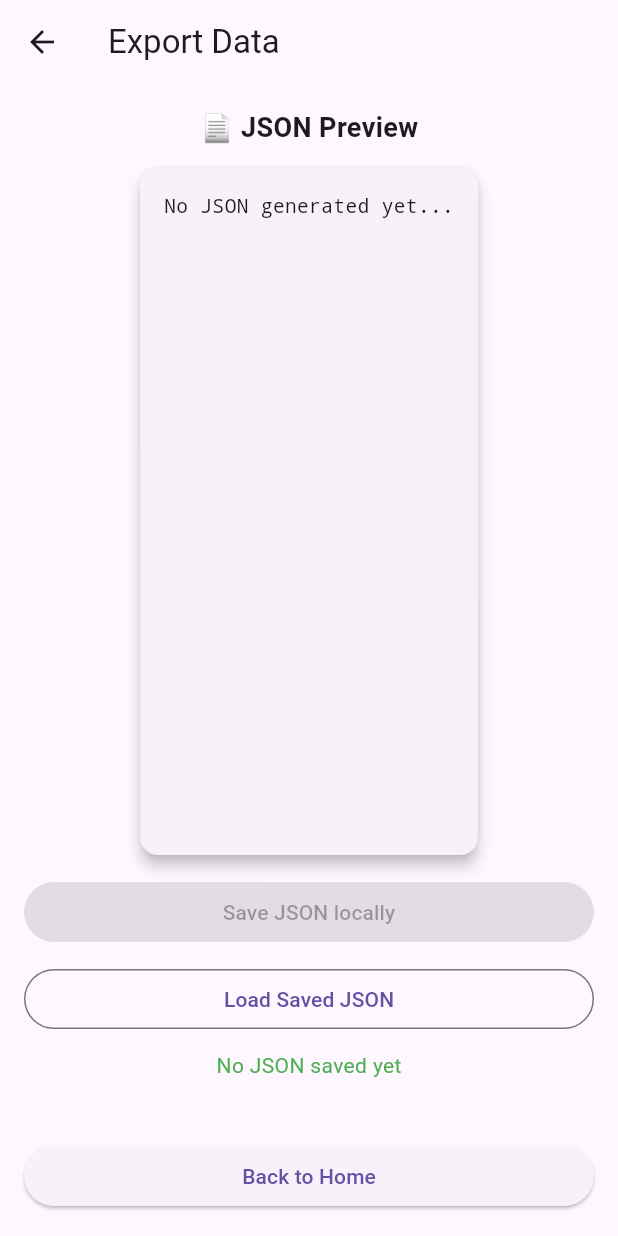
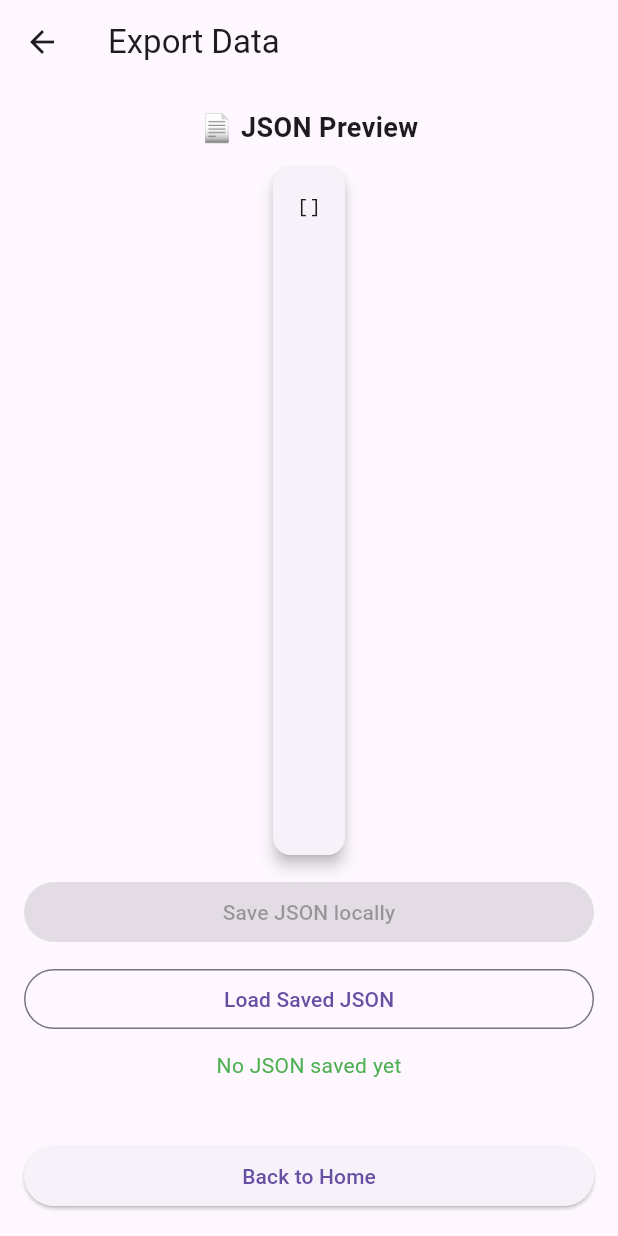
Before and after one commit to JesusDeventic/FitcronIntegrations, a Flutter app: the ExportScreen screen opened by its route, after a tap on "Load Saved JSON", on a phone screen of 412 x 824 dp. Run offline on Flutter 3.47's test engine with Material 3 defaults, Android fonts, the light colour scheme and no system bars; our stand-ins replace shared_preferences; accounts and stored records are empty.

Commit message:
face(Phase 10): Refactor JSON export -> centralize logic in exportservice, keep preview in exportScreen and saved JSON list

```diff
--- a/lib/screens/export_screen.dart
+++ b/lib/screens/export_screen.dart
@@ -1,21 +1,20 @@
 // screens/export_screen.dart
-// ======================
+// ============================
 //
-// FASE 10 — Exportación JSON + Preview + cuadro de mando + listado de JSON guardados
+// FASE 10 — Exportación JSON
+// Refactorizado para usar ExportService
 //
 // OBJETIVO:
-// - Mantener preview y cuadro de mando
-// - Mostrar todos los datos guardados en SharedPreferences
-// - Mantener navegación de vuelta al inicio
+// - UI limpia
+// - Preview JSON + listado de cada JSON guardado como card
+// - Guardado y carga en SharedPreferences
+// - Botón "Back to Home"
 
-import 'dart:convert';
 import 'package:flutter/material.dart';
 import 'package:provider/provider.dart';
-import 'package:shared_preferences/shared_preferences.dart';
-
 import '../providers/app_state_provider.dart';
 import '../models/daily_health_data.dart';
-import '../utils/date_utils.dart';
+import '../services/export_service.dart';
 
 class ExportScreen extends StatefulWidget {
   const ExportScreen({super.key});
@@ -25,83 +24,45 @@ class ExportScreen extends StatefulWidget {
 }
 
 class _ExportScreenState extends State<ExportScreen> {
-  String savedMessage = ""; // Mensaje de estado al usuario
-  String jsonPreview = ""; // Preview del JSON que se va a guardar
-  List<Map<String, dynamic>> savedJsonList = []; // Listado de JSON guardados
+  String savedMessage = "";
+  String jsonPreview = "";
+  List<Map<String, dynamic>> savedJsonList = [];
 
-  /// ============================================
-  /// Convierte un objeto DailyHealthData a JSON
-  /// ============================================
-  Map<String, dynamic> convertToJson(DailyHealthData data) {
-    return {
-      "source": "health_connect",
-      "date": data.date, // Fecha en formato estándar YYYY-MM-DD
-      "steps": data.steps,
-      "distance_km": data.distanceKm,
-      "active_minutes": DateUtilsCustom.hoursToMinutes(data.sleepHours),
-      "calories_active": data.calories,
-      "sleep_minutes": DateUtilsCustom.hoursToMinutes(data.sleepHours),
-    };
-  }
-
-  /// ============================================
-  /// Guarda la lista de JSON en SharedPreferences
-  /// ============================================
-  Future<void> saveJson(List<DailyHealthData> dataList) async {
+  /// Guarda todos los datos usando el servicio
+  Future<void> saveJson(List<DailyHealthData> allData) async {
     try {
-      final prefs = await SharedPreferences.getInstance();
-
-      // Convertir todos los datos a JSON
-      final jsonList = dataList.map((d) => convertToJson(d)).toList();
-      final jsonString = jsonEncode(jsonList);
-
-      // Guardar en SharedPreferences
-      await prefs.setString("health_data_json", jsonString);
-
+      await ExportService.saveData(allData);
+      savedJsonList = allData.map(ExportService.convertToJson).toList();
       setState(() {
         savedMessage = "✅ Data saved locally";
-        jsonPreview = const JsonEncoder.withIndent('  ').convert(jsonList);
-        savedJsonList = jsonList.cast<Map<String, dynamic>>();
+        jsonPreview = ExportService.prettyPrint(savedJsonList);
       });
-    } catch (e) {
+    } catch (_) {
       setState(() {
         savedMessage = "❌ Error saving data";
       });
     }
   }
 
-  /// ============================================
-  /// Carga JSON previamente guardado
-  /// ============================================
+  /// Carga los JSON previamente guardados
   Future<void> loadJson() async {
-    final prefs = await SharedPreferences.getInstance();
-    final savedJsonString = prefs.getString('health_data_json');
-
-    if (savedJsonString != null) {
-      final List<dynamic> jsonDecoded = jsonDecode(savedJsonString);
-      setState(() {
-        savedJsonList = jsonDecoded.cast<Map<String, dynamic>>();
-        jsonPreview = const JsonEncoder.withIndent('  ').convert(savedJsonList);
-      });
-    } else {
-      setState(() {
-        savedMessage = "No JSON saved yet";
-        savedJsonList = [];
-        jsonPreview = "";
-      });
-    }
+    final data = await ExportService.loadData();
+    setState(() {
+      savedJsonList = data;
+      jsonPreview = ExportService.prettyPrint(data);
+      savedMessage = data.isEmpty ? "No JSON saved yet" : "";
+    });
   }
 
   @override
   Widget build(BuildContext context) {
-    final appState = context.watch<AppStateProvider>();
-    final allData = appState.getAllData();
+    final allData = context.watch<AppStateProvider>().getAllData();
 
-    // Generar preview inicial si existe data
+    // Preview inicial si hay datos y no hay guardado
     if (jsonPreview.isEmpty && allData.isNotEmpty) {
-      jsonPreview = const JsonEncoder.withIndent(
-        '  ',
-      ).convert(allData.map((d) => convertToJson(d)).toList());
+      jsonPreview = ExportService.prettyPrint(
+        allData.map(ExportService.convertToJson).toList(),
+      );
     }
 
     return Scaffold(
@@ -116,7 +77,7 @@ class _ExportScreenState extends State<ExportScreen> {
             ),
             const SizedBox(height: 10),
 
-            // Preview JSON en cuadro de mando
+            // Cuadro de mando con preview
             Expanded(
               child: Card(
                 elevation: 4,
@@ -141,7 +102,7 @@ class _ExportScreenState extends State<ExportScreen> {
             ),
             const SizedBox(height: 10),
 
-            // Botón guardar JSON
+            // Botón Guardar
             SizedBox(
               width: double.infinity,
               child: ElevatedButton(
@@ -151,7 +112,7 @@ class _ExportScreenState extends State<ExportScreen> {
             ),
             const SizedBox(height: 10),
 
-            // Botón cargar JSON guardado
+            // Botón Cargar
             SizedBox(
               width: double.infinity,
               child: OutlinedButton(
@@ -161,7 +122,7 @@ class _ExportScreenState extends State<ExportScreen> {
             ),
             const SizedBox(height: 10),
 
-            // Mensaje de estado
+            // Mensaje estado
             if (savedMessage.isNotEmpty)
               Text(
                 savedMessage,
@@ -173,9 +134,7 @@ class _ExportScreenState extends State<ExportScreen> {
               ),
             const SizedBox(height: 20),
 
-            // ============================================
-            // Listado de todos los JSON guardados
-            // ============================================
+            // Listado de cada JSON guardado como card
             if (savedJsonList.isNotEmpty) ...[
               const Text(
                 "📂 Saved JSON entries:",
@@ -192,7 +151,7 @@ class _ExportScreenState extends State<ExportScreen> {
                       child: Padding(
                         padding: const EdgeInsets.all(8),
                         child: Text(
-                          const JsonEncoder.withIndent('  ').convert(entry),
+                          ExportService.prettyPrint([entry]),
                           style: const TextStyle(
                             fontFamily: 'monospace',
                             fontSize: 12,
@@ -214,7 +173,7 @@ class _ExportScreenState extends State<ExportScreen> {
                 onPressed: () {
                   Navigator.pushNamedAndRemoveUntil(
                     context,
-                    '/', // selection_screen
+                    '/', // ruta selection_screen
                     (route) => false,
                   );
                 },
--- /dev/null
+++ b/lib/services/export_service.dart
@@ -0,0 +1,62 @@
+// services/export_service.dart
+// ============================
+//
+// FASE 10 — Servicio de exportación JSON
+//
+// OBJETIVO:
+// - Centralizar la lógica de conversión, guardado y carga de JSON
+// - Mantener la UI limpia y simple
+// - Reutilizar en cualquier pantalla
+
+import 'dart:convert';
+import 'package:shared_preferences/shared_preferences.dart';
+import '../models/daily_health_data.dart';
+import '../utils/date_utils.dart';
+
+class ExportService {
+  static const _storageKey = "health_data_json";
+
+  /// ============================================
+  /// Convierte DailyHealthData a JSON estándar
+  /// ============================================
+  static Map<String, dynamic> convertToJson(DailyHealthData data) {
+    return {
+      "source": "health_connect",
+      "date": data.date,
+      "steps": data.steps,
+      "distance_km": data.distanceKm,
+      "active_minutes": DateUtilsCustom.hoursToMinutes(data.sleepHours),
+      "calories_active": data.calories,
+      "sleep_minutes": DateUtilsCustom.hoursToMinutes(data.sleepHours),
+    };
+  }
+
+  /// ============================================
+  /// Guarda una lista de DailyHealthData en SharedPreferences
+  /// ============================================
+  static Future<void> saveData(List<DailyHealthData> dataList) async {
+    final prefs = await SharedPreferences.getInstance();
+    final jsonList = dataList.map(convertToJson).toList();
+    final jsonString = jsonEncode(jsonList);
+    await prefs.setString(_storageKey, jsonString);
+  }
+
+  /// ============================================
+  /// Carga la lista de JSON guardada
+  /// Devuelve lista de Map<String,dynamic>
+  /// ============================================
+  static Future<List<Map<String, dynamic>>> loadData() async {
+    final prefs = await SharedPreferences.getInstance();
+    final savedJsonString = prefs.getString(_storageKey);
+    if (savedJsonString == null) return [];
+    final List<dynamic> jsonDecoded = jsonDecode(savedJsonString);
+    return jsonDecoded.cast<Map<String, dynamic>>();
+  }
+
+  /// ============================================
+  /// Formatea un JSON para mostrarlo bonito en pantalla
+  /// ============================================
+  static String prettyPrint(List<Map<String, dynamic>> data) {
+    return const JsonEncoder.withIndent('  ').convert(data);
+  }
+}
```
Also changed, not shown: 1 other file.
